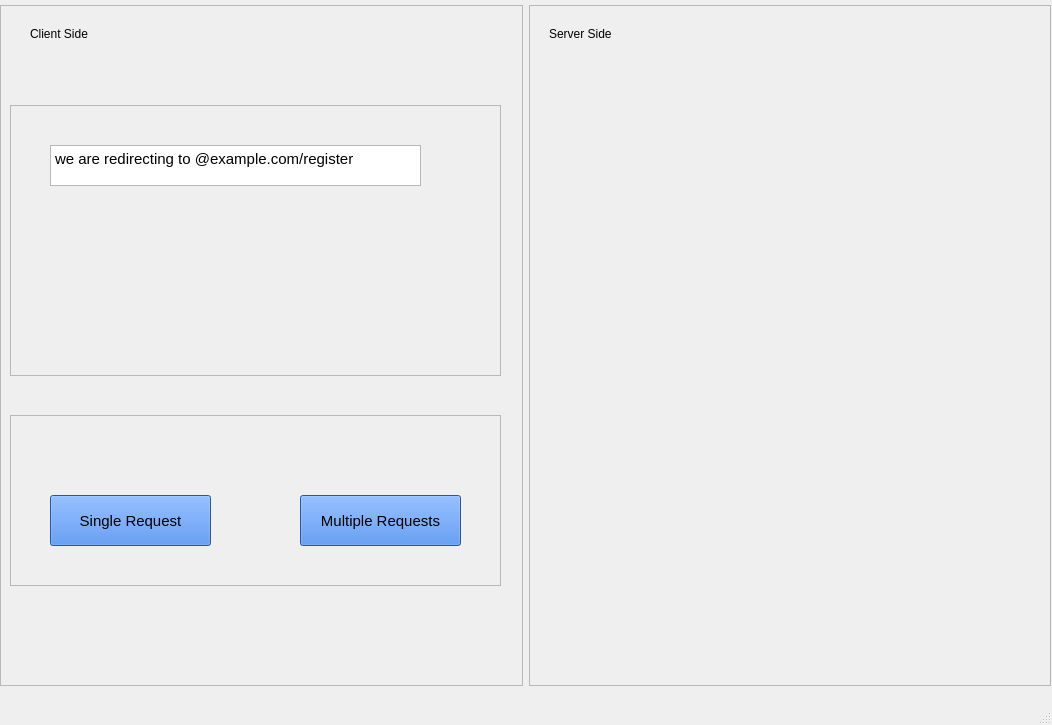
Above: mainwindow.ui from Pixiedust3/hashcashddos before the change. Below: the same form after it.
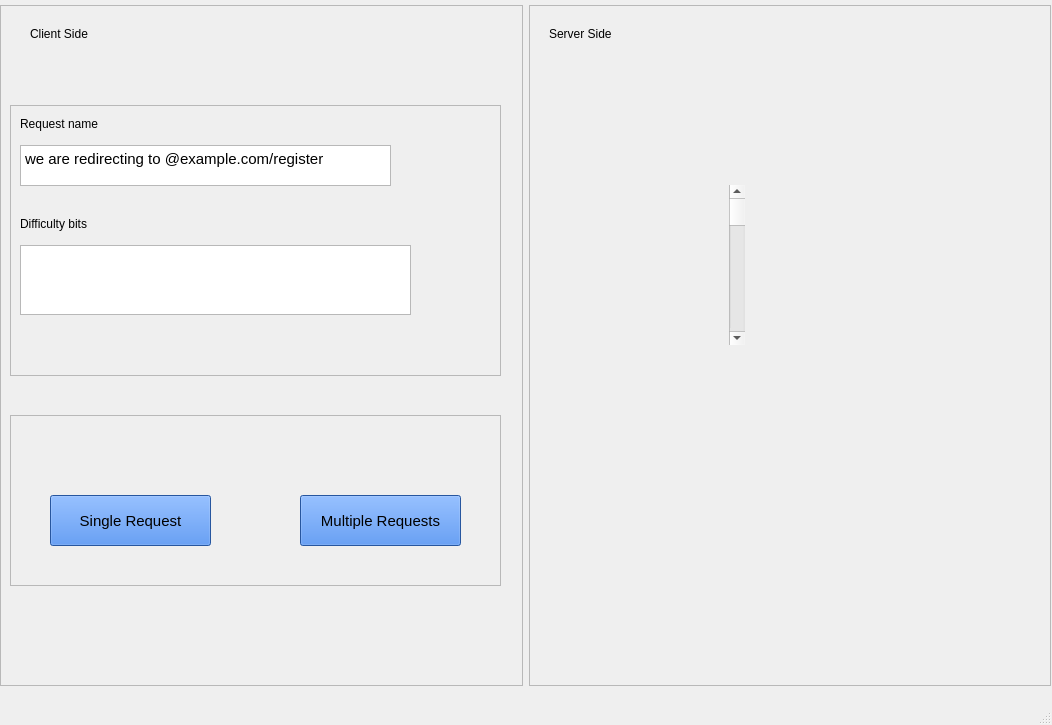
That is the form after the change.

```diff
--- a/mainwindow.ui
+++ b/mainwindow.ui
@@ -69,7 +69,7 @@
         <widget class="QTextBrowser" name="textBrowser">
          <property name="geometry">
           <rect>
-           <x>40</x>
+           <x>10</x>
            <y>40</y>
            <width>371</width>
            <height>41</height>
@@ -86,6 +86,42 @@
 &lt;p style=&quot; margin-top:0px; margin-bottom:0px; margin-left:0px; margin-right:0px; -qt-block-indent:0; text-indent:0px;&quot;&gt;we are redirecting to @example.com/register&lt;/p&gt;&lt;/body&gt;&lt;/html&gt;</string>
          </property>
         </widget>
+        <widget class="QLabel" name="label_3">
+         <property name="geometry">
+          <rect>
+           <x>10</x>
+           <y>10</y>
+           <width>101</width>
+           <height>17</height>
+          </rect>
+         </property>
+         <property name="text">
+          <string>Request name</string>
+         </property>
+        </widget>
+        <widget class="QLabel" name="label_4">
+         <property name="geometry">
+          <rect>
+           <x>10</x>
+           <y>110</y>
+           <width>101</width>
+           <height>17</height>
+          </rect>
+         </property>
+         <property name="text">
+          <string>Difficulty bits</string>
+         </property>
+        </widget>
+        <widget class="QTextEdit" name="textEdit">
+         <property name="geometry">
+          <rect>
+           <x>10</x>
+           <y>140</y>
+           <width>391</width>
+           <height>70</height>
+          </rect>
+         </property>
+        </widget>
        </widget>
        <widget class="QFrame" name="frame_4">
         <property name="geometry">
@@ -179,6 +215,19 @@
          <string>Server Side</string>
         </property>
        </widget>
+       <widget class="QScrollBar" name="verticalScrollBar">
+        <property name="geometry">
+         <rect>
+          <x>200</x>
+          <y>180</y>
+          <width>16</width>
+          <height>160</height>
+         </rect>
+        </property>
+        <property name="orientation">
+         <enum>Qt::Orientation::Vertical</enum>
+        </property>
+       </widget>
       </widget>
      </item>
     </layout>
```
